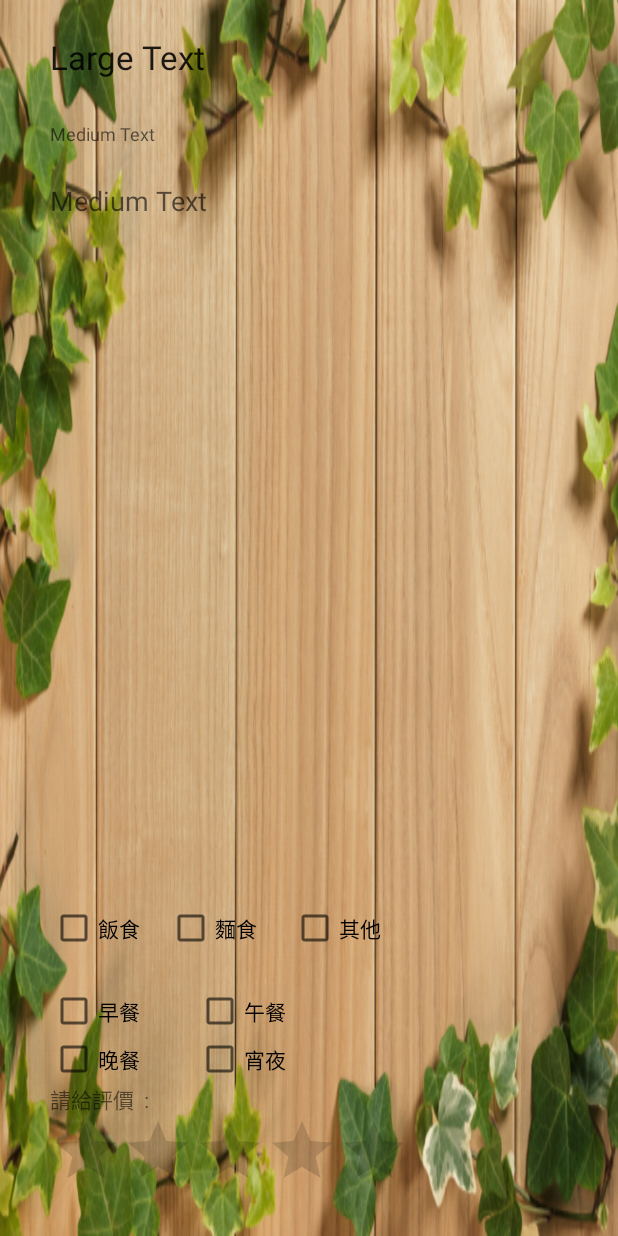
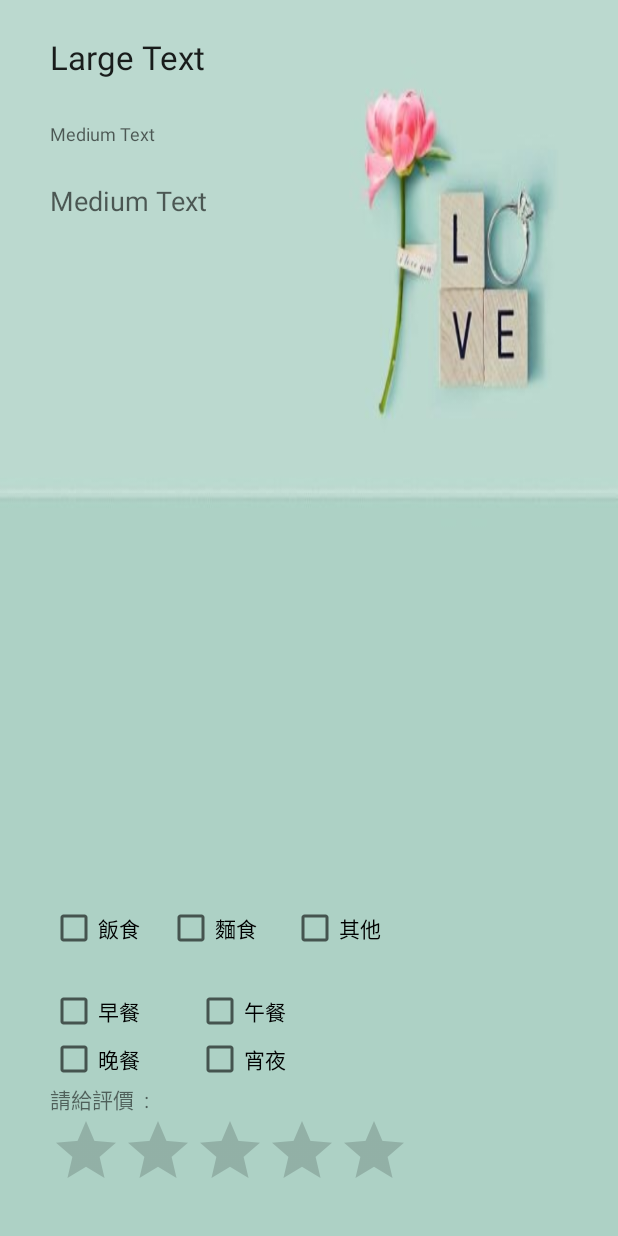
Before and after one commit to yaya0805/What_to_Eat, an Android app: the layout popup_window.xml on its own in the app's theme, with its tools: preview values and no code run, on a phone screen of 412 x 824 dp. Run offline under Robolectric (Android 15) with nearby library versions, the phone set to English and light mode, and no system bars; network calls fail.

Commit message:
background

```diff
--- a/app/src/main/res/layout/popup_window.xml
+++ b/app/src/main/res/layout/popup_window.xml
@@ -3,7 +3,7 @@
 
     android:layout_width="fill_parent"
     android:layout_height="fill_parent"
-    android:background="@drawable/wood"
+    android:background="@drawable/flower"
     android:orientation="vertical" >
 
     <TextView
```
Also changed, not shown: app/src/main/res/drawable/flower.jpg (added).
